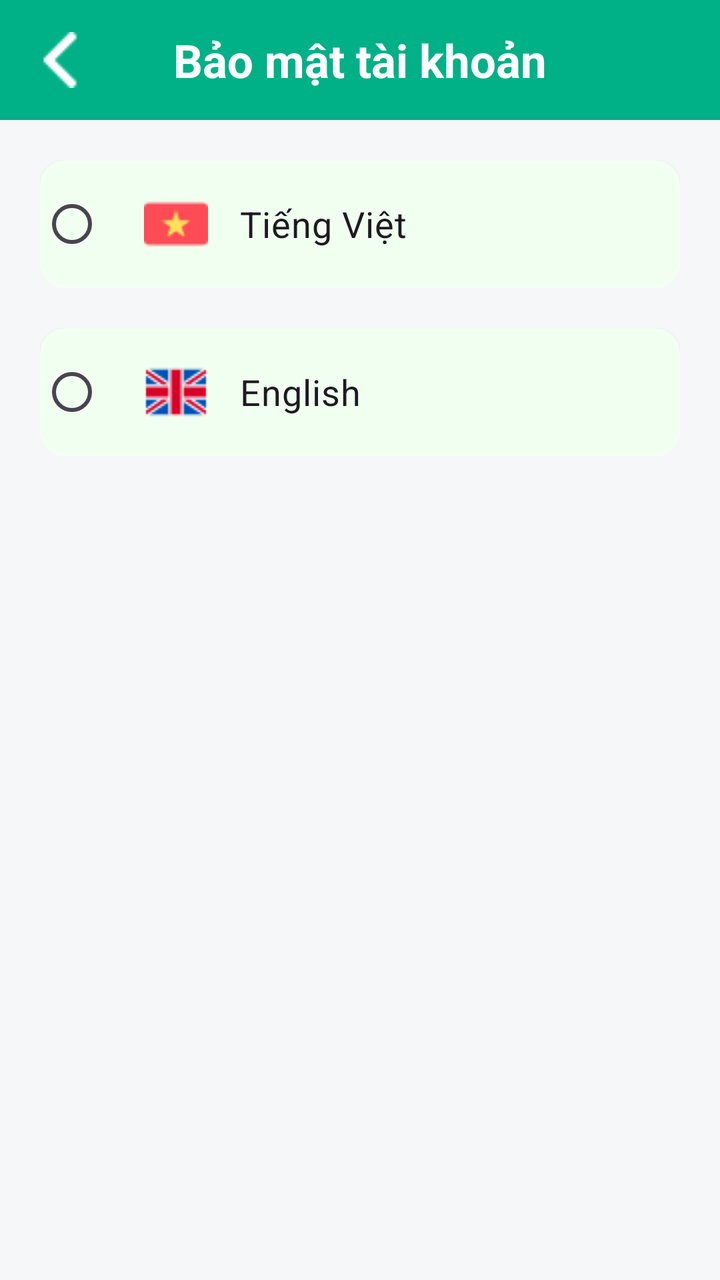
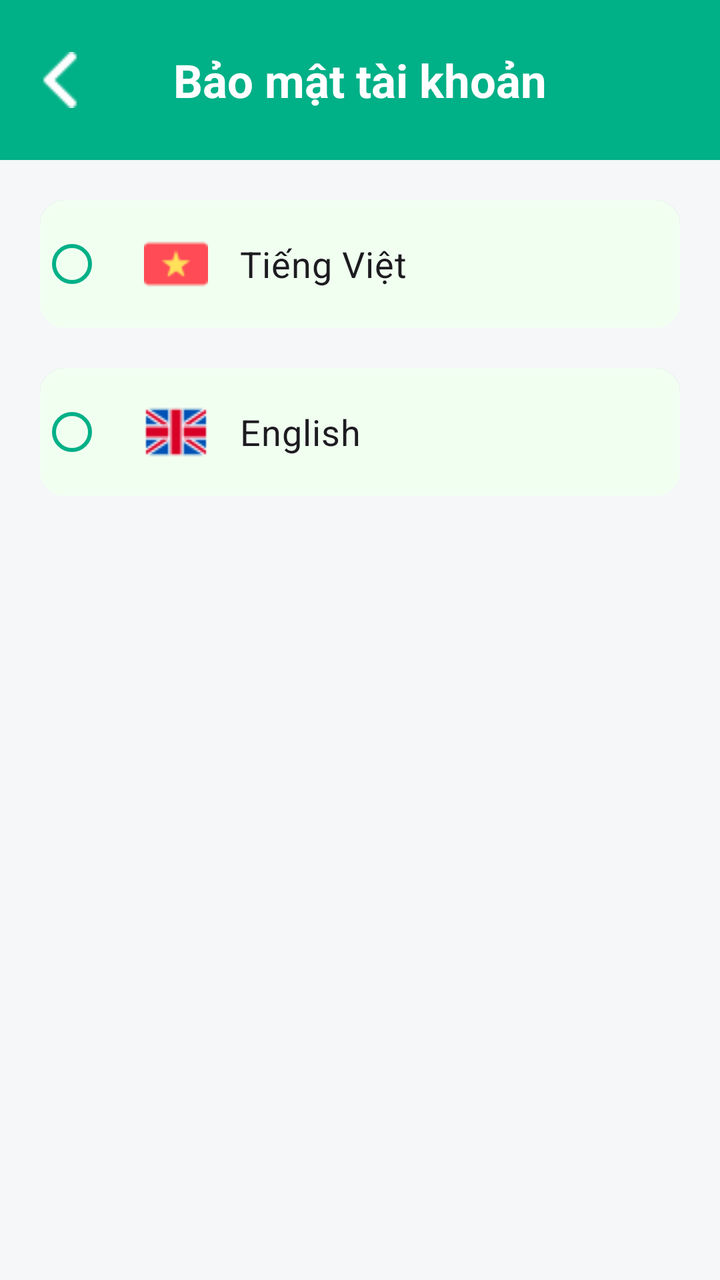

Two renders of the same Android screen: before a commit and after it. Below are the layout's source before the change and the commit's diff.
<!-- AndroidManifest.xml: application theme Theme.Qride -->
<!-- res/layout/activity_change_language.xml -->
<?xml version="1.0" encoding="utf-8"?>
<LinearLayout xmlns:android="http://schemas.android.com/apk/res/android"
    xmlns:app="http://schemas.android.com/apk/res-auto"
    xmlns:tools="http://schemas.android.com/tools"
    android:layout_width="match_parent"
    android:layout_height="match_parent"
    android:background="#F5F7F9"
    android:orientation="vertical"
    tools:context=".profile.UserInfoActivity">

    <LinearLayout
        android:layout_width="match_parent"
        android:layout_height="60dp"

        android:background="#00B087"
        android:gravity="center_vertical"
        android:orientation="horizontal"
        android:paddingHorizontal="16dp">

        <ImageView
            android:id="@+id/btnBack"
            android:layout_width="28dp"
            android:layout_height="28dp"
            android:src="@drawable/ic_arrow_back"
            app:tint="#FFFFFF" />

        <TextView
            android:layout_width="0dp"
            android:layout_height="wrap_content"
            android:layout_weight="1"
            android:gravity="center"
            android:text="Bảo mật tài khoản"
            android:textColor="#FFFFFF"
            android:textSize="23sp"
            android:textStyle="bold" />

        <View
            android:layout_width="28dp"
            android:layout_height="28dp" />
    </LinearLayout>

    <LinearLayout
        android:layout_width="match_parent"
        android:layout_height="match_parent"
        android:padding="20dp"
        android:orientation="vertical" >

        <RadioGroup
            android:layout_width="match_parent"
            android:layout_height="wrap_content" >

            <RadioButton
                android:id="@+id/btnTiengViet"
                android:layout_width="match_parent"
                android:layout_height="wrap_content"
                android:layout_marginBottom="20dp"
                android:background="@drawable/btn_outline_green"
                android:drawableStart="@drawable/vietnam32"
                android:drawablePadding="16dp"
                android:paddingVertical="16dp"
                android:paddingHorizontal="20dp"
                android:text="Tiếng Việt"
                android:textSize="18sp"
                 />

            <RadioButton
                android:id="@+id/btnTiengAnh"
                android:layout_width="match_parent"
                android:layout_height="wrap_content"
                android:background="@drawable/btn_outline_green"
                android:drawableStart="@drawable/england32"
                android:drawablePadding="16dp"
                android:paddingVertical="16dp"
                android:paddingHorizontal="20dp"
                android:text="English"
                android:textSize="18sp"
                 />

        </RadioGroup>
    </LinearLayout>

</LinearLayout>
<!-- resources referenced by this layout -->
<resources>
  <!-- drawable btn_outline_green (drawable) -->
  <layer-list xmlns:android="http://schemas.android.com/apk/res/android">
  
      
      <item android:bottom="4dp">
          <shape>
              <corners android:radius="12dp" />
              <solid android:color="#22000000" />
          </shape>
      </item>
  
      
      <item android:bottom="2dp">
          <shape>
              <corners android:radius="12dp" />
              <solid android:color="#11000000" />
          </shape>
      </item>
  
      
      <item>
          <shape>
              <corners android:radius="12dp" />
              <solid android:color="@color/xanhButtonBack" />
          </shape>
      </item>
  
      
      <item android:top="1dp">
          <shape>
              <corners android:radius="12dp" />
              <stroke
                  android:width="1dp"
                  android:color="#33FFFFFF" /> 
          </shape>
      </item>
  
  </layer-list>
  <!-- drawable england32: png bitmap (drawable, 1326 bytes) -->
  <!-- drawable ic_arrow_back: png bitmap (drawable, 314 bytes) -->
  <!-- drawable vietnam32: png bitmap (drawable, 502 bytes) -->
  <style name="Theme.Qride" parent="Base.Theme.Qride" />
  <color name="xanhButtonBack">#F0FFF0</color>
  <style name="Base.Theme.Qride" parent="Theme.Material3.DayNight.NoActionBar">
          
          
      </style>
</resources>

<!-- the commit's change to res/layout/activity_change_language.xml (unified diff, before → after) -->
@@ -10,7 +10,7 @@
 
     <LinearLayout
         android:layout_width="match_parent"
-        android:layout_height="60dp"
+        android:layout_height="80dp"
 
         android:background="#00B087"
         android:gravity="center_vertical"
@@ -61,6 +61,7 @@
                 android:paddingHorizontal="20dp"
                 android:text="Tiếng Việt"
                 android:textSize="18sp"
+                app:buttonTint="#00B087"
                  />
 
             <RadioButton
@@ -74,6 +75,7 @@
                 android:paddingHorizontal="20dp"
                 android:text="English"
                 android:textSize="18sp"
+                app:buttonTint="#00B087"
                  />
 
         </RadioGroup>
